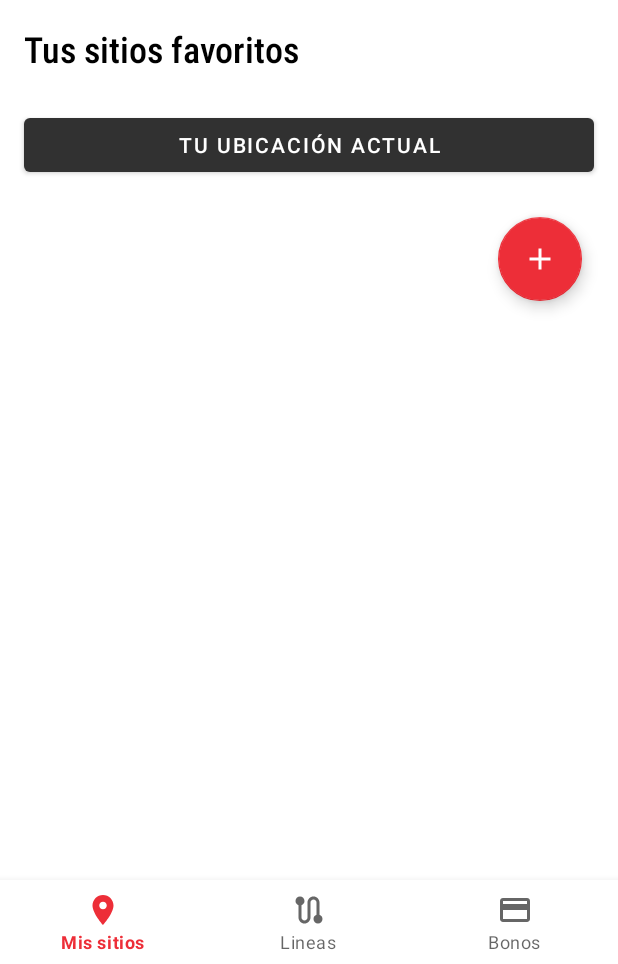
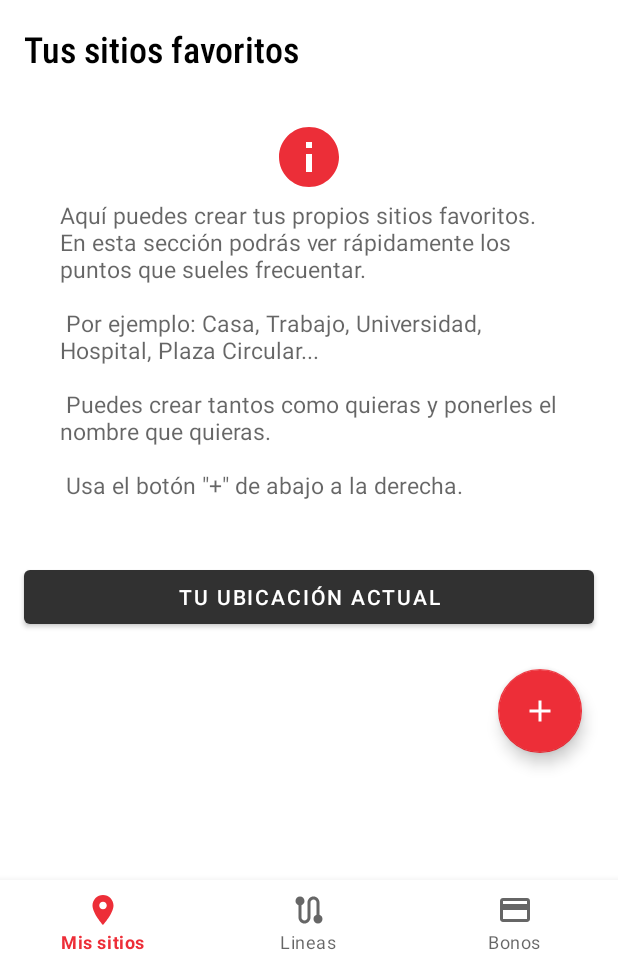
Before and after one commit to youngsdeveloper/busmurcia-app, an Android app: the screen it shows after launch (MainActivity), on a phone screen of 412 x 824 dp, the part 272-1236 px from its top. Run offline under Robolectric (Android 15) with nearby library versions, the phone set to English and light mode, and no system bars; our stand-ins replace Room's generated code, navigation-ui; libraries missing offline, so code that uses them is left out: io.nlopez.smartlocation.

Commit message:
Feature: Welcome message

```diff
--- a/app/src/main/java/com/juice_studio/busmurciaapp/fragments/PlacesFragment.kt
+++ b/app/src/main/java/com/juice_studio/busmurciaapp/fragments/PlacesFragment.kt
@@ -155,10 +155,25 @@ class PlacesFragment : Fragment(R.layout.fragment_places) {
             var places = appDatabase.placeDao().getAllPlaces()
 
 
-            requireActivity().runOnUiThread {
-                placesAdapter.items =places.map { placeEntity -> placeEntity.toPlace() }
-                placesAdapter.notifyDataSetChanged()
+            if(places.isNotEmpty()){
+
+
+                requireActivity().runOnUiThread {
+
+                    recycler_places.visibility = View.VISIBLE;
+                    text_empty.visibility = View.GONE;
+
+                    placesAdapter.items =places.map { placeEntity -> placeEntity.toPlace() }
+                    placesAdapter.notifyDataSetChanged()
+                }
+            }else{
+
+                requireActivity().runOnUiThread {
+                    text_empty.visibility = View.VISIBLE;
+                }
             }
+
+
         }
     }
 
--- a/app/src/main/res/layout/fragment_places.xml
+++ b/app/src/main/res/layout/fragment_places.xml
@@ -23,34 +23,19 @@
     android:layout_height="match_parent">
 
 
-    <androidx.recyclerview.widget.RecyclerView
-        android:id="@+id/recycler_places"
-        android:layout_width="0dp"
-        android:layout_height="wrap_content"
-        android:layout_marginStart="16dp"
-        android:layout_marginTop="8dp"
-        android:layout_marginEnd="16dp"
-        android:nestedScrollingEnabled="false"
-        app:layoutManager="androidx.recyclerview.widget.LinearLayoutManager"
-        app:layout_constraintEnd_toEndOf="parent"
-        app:layout_constraintStart_toStartOf="parent"
-        app:layout_constraintTop_toBottomOf="@+id/textView2" />
-
     <com.google.android.material.button.MaterialButton
         android:id="@+id/button_location"
         android:layout_width="0dp"
         android:layout_height="wrap_content"
         android:layout_marginStart="16dp"
-        android:layout_marginLeft="16dp"
         android:layout_marginTop="16dp"
         android:layout_marginEnd="16dp"
-        android:layout_marginRight="16dp"
         android:text="Tu ubicación actual"
         app:backgroundTint="#313131"
         app:layout_constraintEnd_toEndOf="parent"
         app:layout_constraintHorizontal_bias="1.0"
         app:layout_constraintStart_toStartOf="parent"
-        app:layout_constraintTop_toBottomOf="@+id/recycler_places" />
+        app:layout_constraintTop_toBottomOf="@id/linearLayout" />
 
     <com.google.android.material.floatingactionbutton.FloatingActionButton
         android:id="@+id/button_create_place"
@@ -87,13 +72,52 @@
         android:id="@+id/textView2"
         android:layout_width="wrap_content"
         android:layout_height="wrap_content"
+        android:layout_marginStart="16dp"
         android:layout_marginTop="16dp"
         android:fontFamily="sans-serif-condensed-medium"
         android:text="Tus sitios favoritos"
         android:textColor="@color/black"
         android:textSize="24sp"
-        app:layout_constraintStart_toStartOf="@+id/recycler_places"
+        app:layout_constraintStart_toStartOf="parent"
         app:layout_constraintTop_toBottomOf="@+id/imageView2" />
+
+
+    <LinearLayout
+        android:id="@+id/linearLayout"
+        android:layout_width="0dp"
+        android:layout_height="wrap_content"
+        android:layout_marginStart="16dp"
+        android:layout_marginTop="8dp"
+        android:layout_marginEnd="16dp"
+        android:orientation="horizontal"
+        app:layout_constraintEnd_toEndOf="parent"
+        app:layout_constraintStart_toStartOf="parent"
+        app:layout_constraintTop_toBottomOf="@+id/textView2">
+
+        <TextView
+            android:id="@+id/text_empty"
+            android:layout_width="wrap_content"
+            android:layout_height="wrap_content"
+            android:layout_margin="24dp"
+            android:drawableTop="@drawable/ic_info"
+            android:drawablePadding="4sp"
+            android:text="@string/empty_places"
+            android:textAppearance="@style/TextAppearance.AppCompat.Medium"
+            android:textSize="15sp"
+            android:visibility="gone" />
+
+        <androidx.recyclerview.widget.RecyclerView
+            android:id="@+id/recycler_places"
+            android:layout_width="match_parent"
+            android:layout_height="wrap_content"
+            android:layout_marginStart="0dp"
+            android:layout_marginTop="0dp"
+            android:layout_marginEnd="0dp"
+            android:nestedScrollingEnabled="false"
+            app:layoutManager="androidx.recyclerview.widget.LinearLayoutManager">
+
+        </androidx.recyclerview.widget.RecyclerView>
+    </LinearLayout>
 
 </androidx.constraintlayout.widget.ConstraintLayout>
 </androidx.core.widget.NestedScrollView>
--- a/app/src/main/res/values/strings.xml
+++ b/app/src/main/res/values/strings.xml
@@ -10,6 +10,17 @@
         puede consultar el recorrido.
         \n\n
         Por favor, vuelve a probar en otro momento.
+    </string>
+
+    <string name="empty_places">
+        Aquí puedes crear tus propios sitios favoritos. En esta sección
+        podrás ver rápidamente los puntos que sueles frecuentar.
+        \n\n
+        Por ejemplo: Casa, Trabajo, Universidad, Hospital, Plaza Circular...
+        \n\n
+        Puedes crear tantos como quieras y ponerles el nombre que quieras.
+        \n\n
+        Usa el botón \"+\" de abajo a la derecha.
     </string>
     <string name="hint_synoptic_sublines">
         AYUDA: Elige las sublineas que te interesen. Si hay más de una activada, se mostrarán las paradas
```
